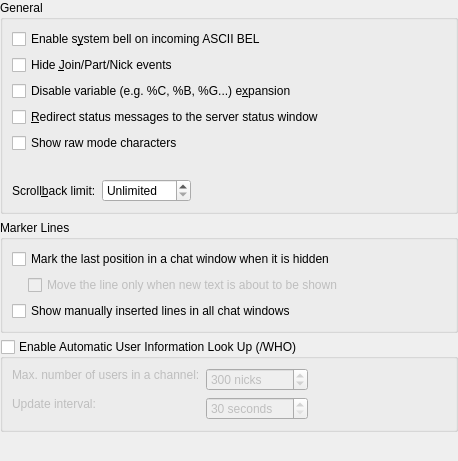
This is src/config/chatwindowbehaviour_config.ui in KDE/konversation as Qt 5 draws it before an edit. The edited form follows.
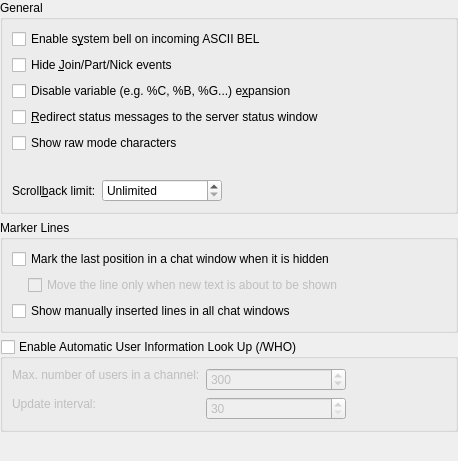
This is the edited form. Custom widgets are drawn as their Qt base class.

Commit message: i18n fixes. Use KIntSpinBox with setSuffix to support plural suffices in spinboxes.

```diff
--- a/src/config/chatwindowbehaviour_config.ui
+++ b/src/config/chatwindowbehaviour_config.ui
@@ -97,16 +97,19 @@
        </widget>
       </item>
       <item row="6" column="1">
-       <widget class="QSpinBox" name="kcfg_ScrollbackMax">
+       <widget class="KIntSpinBox" name="kcfg_ScrollbackMax">
+        <property name="minimumSize">
+         <size>
+          <width>120</width>
+          <height>0</height>
+         </size>
+        </property>
         <property name="whatsThis">
          <string>How many lines to keep in buffers, 0 = unlimited</string>
         </property>
         <property name="specialValueText">
          <string>Unlimited</string>
         </property>
-        <property name="suffix">
-         <string> lines</string>
-        </property>
         <property name="maximum">
          <number>10000</number>
         </property>
@@ -248,9 +251,12 @@
        </widget>
       </item>
       <item row="0" column="1" rowspan="2">
-       <widget class="QSpinBox" name="kcfg_AutoWhoNicksLimit">
-        <property name="suffix">
-         <string> nicks</string>
+       <widget class="KIntSpinBox" name="kcfg_AutoWhoNicksLimit">
+        <property name="minimumSize">
+         <size>
+          <width>140</width>
+          <height>0</height>
+         </size>
         </property>
         <property name="minimum">
          <number>0</number>
@@ -268,8 +274,11 @@
         <property name="enabled">
          <bool>false</bool>
         </property>
-        <property name="suffix">
-         <string> seconds</string>
+        <property name="minimumSize">
+         <size>
+          <width>140</width>
+          <height>0</height>
+         </size>
         </property>
         <property name="prefix">
          <string/>
@@ -316,6 +325,13 @@
    </item>
   </layout>
  </widget>
+ <customwidgets>
+  <customwidget>
+   <class>KIntSpinBox</class>
+   <extends>QSpinBox</extends>
+   <header>knuminput.h</header>
+  </customwidget>
+ </customwidgets>
  <resources/>
  <connections>
   <connection>
```
Left out of the diff: 2 changed lines with no effect on the pictures. The commit also changes 6 other files.
